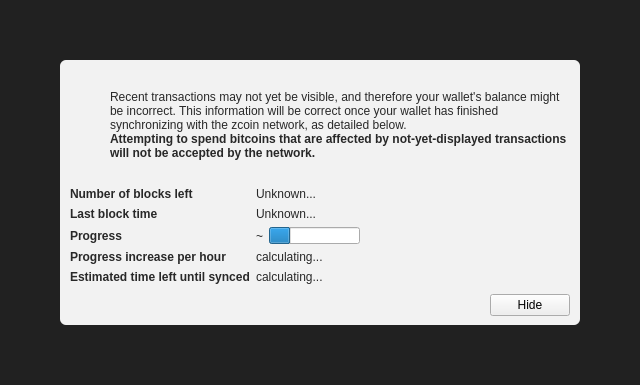
First picture: the form in src/qt/forms/modaloverlay.ui, repository firoorg/firo, before the edit.
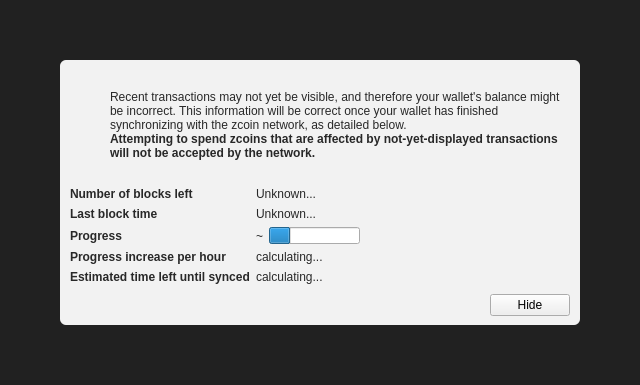
Second picture: the form after the edit. Icons and pictures are not drawn. Custom widgets are drawn as their Qt base class.

Commit message: Changed bitcoins to zcoins in startup message

The edit to the form file:
```diff
--- a/src/qt/forms/modaloverlay.ui
+++ b/src/qt/forms/modaloverlay.ui
@@ -149,7 +149,7 @@
                 </font>
                </property>
                <property name="text">
-                <string>Attempting to spend bitcoins that are affected by not-yet-displayed transactions will not be accepted by the network.</string>
+                <string>Attempting to spend zcoins that are affected by not-yet-displayed transactions will not be accepted by the network.</string>
                </property>
                <property name="textFormat">
                 <enum>Qt::RichText</enum>
```
